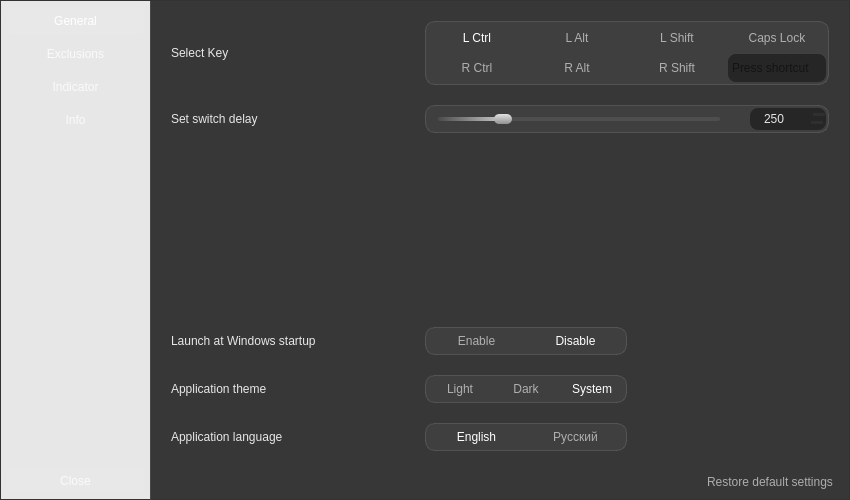
First picture: the form in src/ui/forms/EasyLangSwitcher_settings.ui, repository egoisticdesire/EasyLangSwitcher, before the edit.
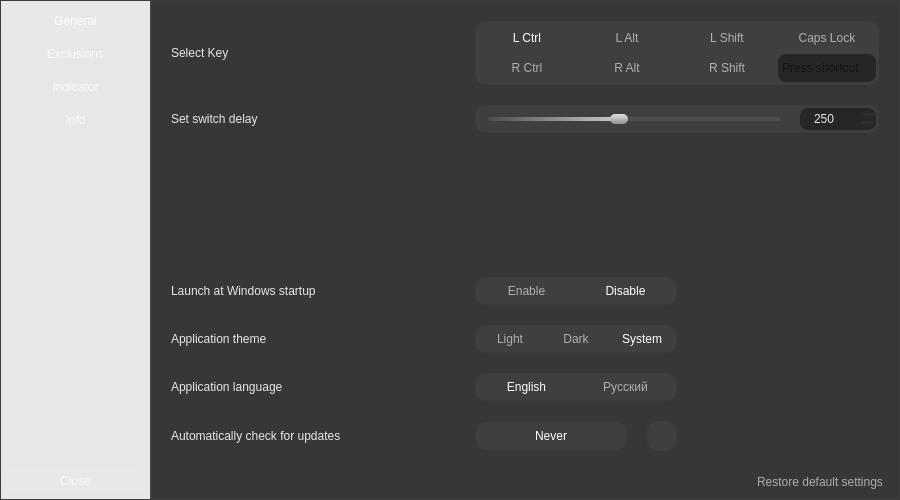
Second picture: the form after the edit. Icons and pictures are not drawn.

```diff
--- a/src/ui/forms/EasyLangSwitcher_settings.ui
+++ b/src/ui/forms/EasyLangSwitcher_settings.ui
@@ -6,19 +6,19 @@
    <rect>
     <x>0</x>
     <y>0</y>
-    <width>850</width>
+    <width>900</width>
     <height>500</height>
    </rect>
   </property>
   <property name="minimumSize">
    <size>
-    <width>850</width>
+    <width>900</width>
     <height>500</height>
    </size>
   </property>
   <property name="maximumSize">
    <size>
-    <width>850</width>
+    <width>900</width>
     <height>500</height>
    </size>
   </property>
@@ -74,7 +74,7 @@
         </property>
         <property name="styleSheet">
          <string notr="true">QFrame#sider_container {
-border: 1px solid rgb(50, 50, 50);
+border: 1px solid rgb(60, 60, 60);
 border-right: 1px solid transparent;
 background: transparent;
 }
@@ -325,7 +325,7 @@
        <widget class="QStackedWidget" name="content_container">
         <property name="styleSheet">
          <string notr="true">QStackedWidget#content_container {
-border: 1px solid rgb(50, 50, 50);
+border: 1px solid rgb(60, 60, 60);
 border-left: 1px solid rgba(255, 255, 255, 20);
 background: rgba(32, 32, 32, 225);
 }
@@ -344,7 +344,7 @@
 QFrame#app_lang_frame {
 padding: 1px;
 border-radius: 10px;
-border: 1px solid rgba(255, 255, 255, 30);
+border: 1px solid rgb(60, 60, 60);
 background: rgba(255, 255, 255, 10);
 }
 QWidget#background_widget QPushButton#key_select_label_img,
@@ -428,8 +428,30 @@
 QFrame#app_theme_frame QPushButton:focus,
 QFrame#app_startup_frame QPushButton:focus,
 QFrame#app_lang_frame QPushButton:focus,
-QPushButton#btn_restore_default:focus {
+QPushButton#btn_restore_default:focus,
+QFrame#app_check_upd_frame QPushButton:focus,
+QFrame#app_check_upd_frame QToolButton:focus {
 outline: none;
+}
+QFrame#app_check_upd_frame QPushButton,
+QFrame#app_check_upd_frame QToolButton {
+padding: 6px;
+border-radius: 10px;
+border: 1px solid rgb(60, 60, 60);
+color: rgba(255, 255, 255, 255);
+background: rgba(255, 255, 255, 10);
+}
+QFrame#app_check_upd_frame QToolButton {
+/*padding: 4px 3px 3px 4px;*/
+padding: 0;
+}
+QFrame#app_check_upd_frame QPushButton:hover,
+QFrame#app_check_upd_frame QToolButton:hover {
+background: rgba(255, 255, 255, 15);
+}
+QFrame#app_check_upd_frame QPushButton:pressed,
+QFrame#app_check_upd_frame QToolButton:pressed{
+background: rgba(255, 255, 255, 7);
 }</string>
          </property>
          <layout class="QVBoxLayout" name="vlayout_main_container_page_1">
@@ -449,7 +471,7 @@
            <number>0</number>
           </property>
           <item>
-           <layout class="QGridLayout" name="grid_main_container_page_1" columnstretch="2,1,1">
+           <layout class="QGridLayout" name="grid_main_container_page_1" rowstretch="1,0,0,0,0,0,0,0" columnstretch="2,1,1">
             <property name="leftMargin">
              <number>20</number>
             </property>
@@ -465,19 +487,22 @@
             <property name="spacing">
              <number>20</number>
             </property>
-            <item row="3" column="0">
-             <widget class="QLabel" name="app_startup_label">
+            <item row="1" column="0">
+             <widget class="QLabel" name="key_delay_label">
               <property name="text">
-               <string>Launch at Windows startup</string>
+               <string>Set switch delay</string>
               </property>
              </widget>
             </item>
-            <item row="3" column="1">
-             <widget class="QFrame" name="app_startup_frame">
-              <layout class="QHBoxLayout" name="hlayout_app_lang_value_frame_3">
-               <property name="spacing">
-                <number>0</number>
-               </property>
+            <item row="0" column="1" colspan="2">
+             <widget class="QFrame" name="key_select_frame">
+              <property name="sizePolicy">
+               <sizepolicy hsizetype="Preferred" vsizetype="Maximum">
+                <horstretch>0</horstretch>
+                <verstretch>0</verstretch>
+               </sizepolicy>
+              </property>
+              <layout class="QGridLayout" name="grid_select_key_value">
                <property name="leftMargin">
                 <number>0</number>
                </property>
@@ -490,10 +515,99 @@
                <property name="bottomMargin">
                 <number>0</number>
                </property>
-               <item>
-                <widget class="QPushButton" name="btn_enable_startup">
+               <property name="spacing">
+                <number>0</number>
+               </property>
+               <item row="1" column="2">
+                <widget class="QPushButton" name="btn_rshift_select">
+                 <property name="sizePolicy">
+                  <sizepolicy hsizetype="Preferred" vsizetype="Preferred">
+                   <horstretch>0</horstretch>
+                   <verstretch>0</verstretch>
+                  </sizepolicy>
+                 </property>
+                 <property name="minimumSize">
+                  <size>
+                   <width>100</width>
+                   <height>30</height>
+                  </size>
+                 </property>
+                 <property name="maximumSize">
+                  <size>
+                   <width>100</width>
+                   <height>30</height>
+                  </size>
+                 </property>
                  <property name="text">
-                  <string>Enable</string>
+                  <string>R Shift</string>
+                 </property>
+                 <property name="checkable">
+                  <bool>true</bool>
+                 </property>
+                 <property name="autoExclusive">
+                  <bool>true</bool>
+                 </property>
+                 <property name="flat">
+                  <bool>true</bool>
+                 </property>
+                </widget>
+               </item>
+               <item row="0" column="1">
+                <widget class="QPushButton" name="btn_lalt_select">
+                 <property name="sizePolicy">
+                  <sizepolicy hsizetype="Preferred" vsizetype="Preferred">
+                   <horstretch>0</horstretch>
+                   <verstretch>0</verstretch>
+                  </sizepolicy>
+                 </property>
+                 <property name="minimumSize">
+                  <size>
+                   <width>100</width>
+                   <height>30</height>
+                  </size>
+                 </property>
+                 <property name="maximumSize">
+                  <size>
+                   <width>100</width>
+                   <height>30</height>
+                  </size>
+                 </property>
+                 <property name="text">
+                  <string>L Alt</string>
+                 </property>
+                 <property name="checkable">
+                  <bool>true</bool>
+                 </property>
+                 <property name="autoExclusive">
+                  <bool>true</bool>
+                 </property>
+                 <property name="flat">
+                  <bool>true</bool>
+                 </property>
+                </widget>
+               </item>
+               <item row="1" column="0">
+                <widget class="QPushButton" name="btn_rctrl_select">
+                 <property name="sizePolicy">
+                  <sizepolicy hsizetype="Preferred" vsizetype="Preferred">
+                   <horstretch>0</horstretch>
+                   <verstretch>0</verstretch>
+                  </sizepolicy>
+                 </property>
+                 <property name="minimumSize">
+                  <size>
+                   <width>100</width>
+                   <height>30</height>
+                  </size>
+                 </property>
+                 <property name="maximumSize">
+                  <size>
+                   <width>100</width>
+                   <height>30</height>
+                  </size>
+                 </property>
+                 <property name="text">
+                  <string>R Ctrl</string>
                  </property>
                  <property name="checkable">
                   <bool>true</bool>
@@ -509,10 +623,130 @@
                  </property>
                 </widget>
                </item>
-               <item>
-                <widget class="QPushButton" name="btn_disable_startup">
+               <item row="1" column="1">
+                <widget class="QPushButton" name="btn_ralt_select">
+                 <property name="sizePolicy">
+                  <sizepolicy hsizetype="Preferred" vsizetype="Preferred">
+                   <horstretch>0</horstretch>
+                   <verstretch>0</verstretch>
+                  </sizepolicy>
+                 </property>
+                 <property name="minimumSize">
+                  <size>
+                   <width>100</width>
+                   <height>30</height>
+                  </size>
+                 </property>
+                 <property name="maximumSize">
+                  <size>
+                   <width>100</width>
+                   <height>30</height>
+                  </size>
+                 </property>
                  <property name="text">
-                  <string>Disable</string>
+                  <string>R Alt</string>
+                 </property>
+                 <property name="checkable">
+                  <bool>true</bool>
+                 </property>
+                 <property name="autoExclusive">
+                  <bool>true</bool>
+                 </property>
+                 <property name="flat">
+                  <bool>true</bool>
+                 </property>
+                </widget>
+               </item>
+               <item row="0" column="2">
+                <widget class="QPushButton" name="btn_lshift_select">
+                 <property name="sizePolicy">
+                  <sizepolicy hsizetype="Preferred" vsizetype="Preferred">
+                   <horstretch>0</horstretch>
+                   <verstretch>0</verstretch>
+                  </sizepolicy>
+                 </property>
+                 <property name="minimumSize">
+                  <size>
+                   <width>100</width>
+                   <height>30</height>
+                  </size>
+                 </property>
+                 <property name="maximumSize">
+                  <size>
+                   <width>100</width>
+                   <height>30</height>
+                  </size>
+                 </property>
+                 <property name="text">
+                  <string>L Shift</string>
+                 </property>
+                 <property name="checkable">
+                  <bool>true</bool>
+                 </property>
+                 <property name="autoExclusive">
+                  <bool>true</bool>
+                 </property>
+                 <property name="flat">
+                  <bool>true</bool>
+                 </property>
+                </widget>
+               </item>
+               <item row="0" column="3">
+                <widget class="QPushButton" name="btn_caps_select">
+                 <property name="sizePolicy">
+                  <sizepolicy hsizetype="Preferred" vsizetype="Preferred">
+                   <horstretch>0</horstretch>
+                   <verstretch>0</verstretch>
+                  </sizepolicy>
+                 </property>
+                 <property name="minimumSize">
+                  <size>
+                   <width>100</width>
+                   <height>30</height>
+                  </size>
+                 </property>
+                 <property name="maximumSize">
+                  <size>
+                   <width>100</width>
+                   <height>30</height>
+                  </size>
+                 </property>
+                 <property name="text">
+                  <string>Caps Lock</string>
+                 </property>
+                 <property name="checkable">
+                  <bool>true</bool>
+                 </property>
+                 <property name="autoExclusive">
+                  <bool>true</bool>
+                 </property>
+                 <property name="flat">
+                  <bool>true</bool>
+                 </property>
+                </widget>
+               </item>
+               <item row="0" column="0">
+                <widget class="QPushButton" name="btn_lctrl_select">
+                 <property name="sizePolicy">
+                  <sizepolicy hsizetype="Preferred" vsizetype="Preferred">
+                   <horstretch>0</horstretch>
+                   <verstretch>0</verstretch>
+                  </sizepolicy>
+                 </property>
+                 <property name="minimumSize">
+                  <size>
+                   <width>100</width>
+                   <height>30</height>
+                  </size>
+                 </property>
+                 <property name="maximumSize">
+                  <size>
+                   <width>100</width>
+                   <height>30</height>
+                  </size>
+                 </property>
+                 <property name="text">
+                  <string>L Ctrl</string>
                  </property>
                  <property name="checkable">
                   <bool>true</bool>
@@ -528,9 +762,69 @@
                  </property>
                 </widget>
                </item>
+               <item row="1" column="3">
+                <widget class="QKeySequenceEdit" name="btn_sequence">
+                 <property name="sizePolicy">
+                  <sizepolicy hsizetype="Maximum" vsizetype="Minimum">
+                   <horstretch>0</horstretch>
+                   <verstretch>0</verstretch>
+                  </sizepolicy>
+                 </property>
+                 <property name="minimumSize">
+                  <size>
+                   <width>100</width>
+                   <height>30</height>
+                  </size>
+                 </property>
+                 <property name="maximumSize">
+                  <size>
+                   <width>100</width>
+                   <height>30</height>
+                  </size>
+                 </property>
+                 <property name="focusPolicy">
+                  <enum>Qt::FocusPolicy::ClickFocus</enum>
+                 </property>
+                 <property name="locale">
+                  <locale language="Russian" country="Russia"/>
+                 </property>
+                 <property name="maximumSequenceLength">
+                  <longLong>1</longLong>
+                 </property>
+                </widget>
+               </item>
               </layout>
              </widget>
             </item>
+            <item row="4" column="0">
+             <widget class="QLabel" name="app_theme_label">
+              <property name="text">
+               <string>Application theme</string>
+              </property>
+             </widget>
+            </item>
+            <item row="7" column="1" colspan="2" alignment="Qt::AlignmentFlag::AlignRight|Qt::AlignmentFlag::AlignBottom">
+             <widget class="QPushButton" name="btn_restore_default">
+              <property name="sizePolicy">
+               <sizepolicy hsizetype="Preferred" vsizetype="Preferred">
+                <horstretch>0</horstretch>
+                <verstretch>0</verstretch>
+               </sizepolicy>
+              </property>
+              <property name="minimumSize">
+               <size>
+                <width>125</width>
+                <height>0</height>
+               </size>
+              </property>
+              <property name="focusPolicy">
+               <enum>Qt::FocusPolicy::NoFocus</enum>
+              </property>
+              <property name="text">
+               <string>Restore default settings</string>
+              </property>
+             </widget>
+            </item>
             <item row="0" column="0" alignment="Qt::AlignmentFlag::AlignVCenter">
              <widget class="QFrame" name="key_select_label">
               <property name="sizePolicy">
@@ -594,112 +888,10 @@
               </layout>
              </widget>
             </item>
-            <item row="4" column="0">
-             <widget class="QLabel" name="app_theme_label">
+            <item row="3" column="0">
+             <widget class="QLabel" name="app_startup_label">
               <property name="text">
-               <string>Application theme</string>
-              </property>
-             </widget>
-            </item>
-            <item row="4" column="1">
-             <widget class="QFrame" name="app_theme_frame">
-              <layout class="QHBoxLayout" name="hlayout_app_lang_value_frame_2">
-               <property name="spacing">
-                <number>0</number>
-               </property>
-               <property name="leftMargin">
-                <number>0</number>
-               </property>
-               <property name="topMargin">
-                <number>0</number>
-               </property>
-               <property name="rightMargin">
-                <number>0</number>
-               </property>
-               <property name="bottomMargin">
-                <number>0</number>
-               </property>
-               <item>
-                <widget class="QPushButton" name="btn_light_theme">
-                 <property name="text">
-                  <string>Light</string>
-                 </property>
-                 <property name="checkable">
-                  <bool>true</bool>
-                 </property>
-                 <property name="checked">
-                  <bool>false</bool>
-                 </property>
-                 <property name="autoExclusive">
-                  <bool>true</bool>
-                 </property>
-                 <property name="flat">
-                  <bool>true</bool>
-                 </property>
-                </widget>
-               </item>
-               <item>
-                <widget class="QPushButton" name="btn_dark_theme">
-                 <property name="text">
-                  <string>Dark</string>
-                 </property>
-                 <property name="checkable">
-                  <bool>true</bool>
-                 </property>
-                 <property name="autoExclusive">
-                  <bool>true</bool>
-                 </property>
-                 <property name="flat">
-                  <bool>true</bool>
-                 </property>
-                </widget>
-               </item>
-               <item>
-                <widget class="QPushButton" name="btn_system_theme">
-                 <property name="text">
-                  <string>System</string>
-                 </property>
-                 <property name="checkable">
-                  <bool>true</bool>
-                 </property>
-                 <property name="checked">
-                  <bool>true</bool>
-                 </property>
-                 <property name="autoExclusive">
-                  <bool>true</bool>
-                 </property>
-                 <property name="flat">
-                  <bool>true</bool>
-                 </property>
-                </widget>
-               </item>
-              </layout>
-             </widget>
-            </item>
-            <item row="5" column="0">
-             <widget class="QLabel" name="app_lang_label">
-              <property name="text">
-               <string>Application language</string>
-              </property>
-             </widget>
-            </item>
-            <item row="2" column="0">
-             <spacer name="vspacer_main_container_page_1">
-              <property name="orientation">
-               <enum>Qt::Orientation::Vertical</enum>
-              </property>
-              <property name="sizeHint" stdset="0">
-               <size>
-                <width>20</width>
-                <height>40</height>
-               </size>
-              </property>
-             </spacer>
-            </item>
-            <item row="1" column="0">
-             <widget class="QLabel" name="key_delay_label">
-              <property name="text">
-               <string>Set switch delay</string>
+               <string>Launch at Windows startup</string>
               </property>
              </widget>
             </item>
@@ -715,12 +907,13 @@
                <string notr="true">QFrame#key_delay_frame {
 margin-right: 20px;
 border-radius: 10px;
-border: 1px solid rgba(255, 255, 255, 30);
+/*border: 1px solid rgba(255, 255, 255, 30);*/
+border: 1px solid rgb(60, 60, 60);
 background: rgba(255, 255, 255, 10);
 }
 QFrame#key_delay_frame QSlider {
 border-radius: 8px;
-padding: 3px 10px;
+padding: 3px 0 3px 10px;
 }
 QFrame#key_delay_frame QSlider#key_delay_slider::groove:horizontal {
 height: 4px;
@@ -754,14 +947,6 @@
 QFrame#key_delay_frame QSlider#key_delay_slider:focus {
 outline: none;
 }
-/*
-QFrame#key_delay_frame QLabel#key_delay_msg {
-padding: 2px 3px 3px 3px;
-border-radius: 6px;
-color: rgba(255, 255, 255, 150);
-background: rgba(255, 255, 255, 10);
-}
-*/
 QFrame#key_delay_frame QSpinBox{
 width: 0;
 border-radius: 8px;
@@ -844,7 +1029,7 @@
                   <number>50</number>
                  </property>
                  <property name="maximum">
-                  <number>1000</number>
+                  <number>500</number>
                  </property>
                  <property name="singleStep">
                   <number>10</number>
@@ -875,7 +1060,7 @@
                   <number>50</number>
                  </property>
                  <property name="maximum">
-                  <number>1000</number>
+                  <number>500</number>
                  </property>
                  <property name="value">
                   <number>250</number>
@@ -885,6 +1070,160 @@
               </layout>
              </widget>
             </item>
+            <item row="3" column="1">
+             <widget class="QFrame" name="app_startup_frame">
+              <layout class="QHBoxLayout" name="hlayout_app_lang_value_frame_3">
+               <property name="spacing">
+                <number>0</number>
+               </property>
+               <property name="leftMargin">
+                <number>0</number>
+               </property>
+               <property name="topMargin">
+                <number>0</number>
+               </property>
+               <property name="rightMargin">
+                <number>0</number>
+               </property>
+               <property name="bottomMargin">
+                <number>0</number>
+               </property>
+               <item>
+                <widget class="QPushButton" name="btn_enable_startup">
+                 <property name="text">
+                  <string>Enable</string>
+                 </property>
+                 <property name="checkable">
+                  <bool>true</bool>
+                 </property>
+                 <property name="checked">
+                  <bool>false</bool>
+                 </property>
+                 <property name="autoExclusive">
+                  <bool>true</bool>
+                 </property>
+                 <property name="flat">
+                  <bool>true</bool>
+                 </property>
+                </widget>
+               </item>
+               <item>
+                <widget class="QPushButton" name="btn_disable_startup">
+                 <property name="text">
+                  <string>Disable</string>
+                 </property>
+                 <property name="checkable">
+                  <bool>true</bool>
+                 </property>
+                 <property name="checked">
+                  <bool>true</bool>
+                 </property>
+                 <property name="autoExclusive">
+                  <bool>true</bool>
+                 </property>
+                 <property name="flat">
+                  <bool>true</bool>
+                 </property>
+                </widget>
+               </item>
+              </layout>
+             </widget>
+            </item>
+            <item row="7" column="0">
+             <spacer name="hspacer_main_container_page_1">
+              <property name="orientation">
+               <enum>Qt::Orientation::Horizontal</enum>
+              </property>
+              <property name="sizeHint" stdset="0">
+               <size>
+                <width>40</width>
+                <height>20</height>
+               </size>
+              </property>
+             </spacer>
+            </item>
+            <item row="4" column="1">
+             <widget class="QFrame" name="app_theme_frame">
+              <layout class="QHBoxLayout" name="hlayout_app_lang_value_frame_2">
+               <property name="spacing">
+                <number>0</number>
+               </property>
+               <property name="leftMargin">
+                <number>0</number>
+               </property>
+               <property name="topMargin">
+                <number>0</number>
+               </property>
+               <property name="rightMargin">
+                <number>0</number>
+               </property>
+               <property name="bottomMargin">
+                <number>0</number>
+               </property>
+               <item>
+                <widget class="QPushButton" name="btn_light_theme">
+                 <property name="text">
+                  <string>Light</string>
+                 </property>
+                 <property name="checkable">
+                  <bool>true</bool>
+                 </property>
+                 <property name="checked">
+                  <bool>false</bool>
+                 </property>
+                 <property name="autoExclusive">
+                  <bool>true</bool>
+                 </property>
+                 <property name="flat">
+                  <bool>true</bool>
+                 </property>
+                </widget>
+               </item>
+               <item>
+                <widget class="QPushButton" name="btn_dark_theme">
+                 <property name="text">
+                  <string>Dark</string>
+                 </property>
+                 <property name="checkable">
+                  <bool>true</bool>
+                 </property>
+                 <property name="autoExclusive">
+                  <bool>true</bool>
+                 </property>
+                 <property name="flat">
+                  <bool>true</bool>
+                 </property>
+                </widget>
+               </item>
+               <item>
+                <widget class="QPushButton" name="btn_system_theme">
+                 <property name="text">
+                  <string>System</string>
+                 </property>
+                 <property name="checkable">
+                  <bool>true</bool>
+                 </property>
+                 <property name="checked">
+                  <bool>true</bool>
+                 </property>
+                 <property name="autoExclusive">
+                  <bool>true</bool>
+                 </property>
+                 <property name="flat">
+                  <bool>true</bool>
+                 </property>
+                </widget>
+               </item>
+              </layout>
+             </widget>
+            </item>
+            <item row="6" column="0">
+             <widget class="QLabel" name="app_upd_check_label">
+              <property name="text">
+               <string>Automatically check for updates</string>
+              </property>
+             </widget>
+            </item>
             <item row="5" column="1">
              <widget class="QFrame" name="app_lang_frame">
               <layout class="QHBoxLayout" name="hlayout_app_lang_value_frame">
@@ -941,28 +1280,32 @@
               </layout>
              </widget>
             </item>
-            <item row="6" column="0">
-             <spacer name="hspacer_main_container_page_1">
+            <item row="5" column="0">
+             <widget class="QLabel" name="app_lang_label">
+              <property name="text">
+               <string>Application language</string>
+              </property>
+             </widget>
+            </item>
+            <item row="2" column="0">
+             <spacer name="vspacer_main_container_page_1">
               <property name="orientation">
-               <enum>Qt::Orientation::Horizontal</enum>
+               <enum>Qt::Orientation::Vertical</enum>
               </property>
               <property name="sizeHint" stdset="0">
                <size>
-                <width>40</width>
-                <height>20</height>
+                <width>20</width>
+                <height>40</height>
                </size>
               </property>
              </spacer>
             </item>
-            <item row="0" column="1" colspan="2">
-             <widget class="QFrame" name="key_select_frame">
-              <property name="sizePolicy">
-               <sizepolicy hsizetype="Preferred" vsizetype="Maximum">
-                <horstretch>0</horstretch>
-                <verstretch>0</verstretch>
-               </sizepolicy>
-              </property>
-              <layout class="QGridLayout" name="grid_select_key_value">
+            <item row="6" column="1">
+             <widget class="QFrame" name="app_check_upd_frame">
+              <layout class="QHBoxLayout" name="hlayout_app_check_upd_frame" stretch="1,0">
+               <property name="spacing">
+                <number>20</number>
+               </property>
                <property name="leftMargin">
                 <number>0</number>
                </property>
@@ -975,45 +1318,21 @@
                <property name="bottomMargin">
                 <number>0</number>
                </property>
-               <property name="spacing">
-                <number>0</number>
-               </property>
-               <item row="1" column="2">
-                <widget class="QPushButton" name="btn_rshift_select">
+               <item>
+                <widget class="QPushButton" name="btn_upd_frequency">
                  <property name="sizePolicy">
-                  <sizepolicy hsizetype="Preferred" vsizetype="Preferred">
+                  <sizepolicy hsizetype="Preferred" vsizetype="Fixed">
                    <horstretch>0</horstretch>
                    <verstretch>0</verstretch>
                   </sizepolicy>
                  </property>
-                 <property name="minimumSize">
-                  <size>
-                   <width>100</width>
-                   <height>30</height>
-                  </size>
-                 </property>
-                 <property name="maximumSize">
-                  <size>
-                   <width>100</width>
-                   <height>30</height>
-                  </size>
-                 </property>
                  <property name="text">
-                  <string>R Shift</string>
+                  <string>Never</string>
                  </property>
-                 <property name="checkable">
-                  <bool>true</bool>
-                 </property>
-                 <property name="autoExclusive">
-                  <bool>true</bool>
-                 </property>
-                 <property name="flat">
-                  <bool>true</bool>
-                 </property>
                 </widget>
                </item>
-               <item row="0" column="1">
-                <widget class="QPushButton" name="btn_lalt_select">
+               <item>
+                <widget class="QToolButton" name="btn_upd_manually">
                  <property name="sizePolicy">
                   <sizepolicy hsizetype="Preferred" vsizetype="Preferred">
                    <horstretch>0</horstretch>
@@ -1022,262 +1341,31 @@
                  </property>
                  <property name="minimumSize">
                   <size>
-                   <width>100</width>
+                   <width>30</width>
                    <height>30</height>
                   </size>
                  </property>
                  <property name="maximumSize">
                   <size>
-                   <width>100</width>
+                   <width>30</width>
                    <height>30</height>
                   </size>
                  </property>
-                 <property name="text">
-                  <string>L Alt</string>
+                 <property name="icon">
+                  <iconset resource="../../../resources/resources.qrc">
+                   <normaloff>:/icons/icons/SyncFilled.svg</normaloff>:/icons/icons/SyncFilled.svg</iconset>
                  </property>
-                 <property name="checkable">
-                  <bool>true</bool>
-                 </property>
-                 <property name="autoExclusive">
-                  <bool>true</bool>
-                 </property>
-                 <property name="flat">
-                  <bool>true</bool>
-                 </property>
-                </widget>
-               </item>
-               <item row="1" column="0">
-                <widget class="QPushButton" name="btn_rctrl_select">
-                 <property name="sizePolicy">
-                  <sizepolicy hsizetype="Preferred" vsizetype="Preferred">
-                   <horstretch>0</horstretch>
-                   <verstretch>0</verstretch>
-                  </sizepolicy>
-                 </property>
-                 <property name="minimumSize">
+                 <property name="iconSize">
                   <size>
-                   <width>100</width>
-                   <height>30</height>
+                   <width>18</width>
+                   <height>18</height>
                   </size>
-                 </property>
-                 <property name="maximumSize">
-                  <size>
-                   <width>100</width>
-                   <height>30</height>
-                  </size>
-                 </property>
-                 <property name="text">
-                  <string>R Ctrl</string>
-                 </property>
-                 <property name="checkable">
-                  <bool>true</bool>
-                 </property>
-                 <property name="checked">
-                  <bool>false</bool>
-                 </property>
-                 <property name="autoExclusive">
-                  <bool>true</bool>
-                 </property>
-                 <property name="flat">
-                  <bool>true</bool>
-                 </property>
-                </widget>
-               </item>
-               <item row="1" column="1">
-                <widget class="QPushButton" name="btn_ralt_select">
-                 <property name="sizePolicy">
-                  <sizepolicy hsizetype="Preferred" vsizetype="Preferred">
-                   <horstretch>0</horstretch>
-                   <verstretch>0</verstretch>
-                  </sizepolicy>
-                 </property>
-                 <property name="minimumSize">
-                  <size>
-                   <width>100</width>
-                   <height>30</height>
-                  </size>
-                 </property>
-                 <property name="maximumSize">
-                  <size>
-                   <width>100</width>
-                   <height>30</height>
-                  </size>
-                 </property>
-                 <property name="text">
-                  <string>R Alt</string>
-                 </property>
-                 <property name="checkable">
-                  <bool>true</bool>
-                 </property>
-                 <property name="autoExclusive">
-                  <bool>true</bool>
-                 </property>
-                 <property name="flat">
-                  <bool>true</bool>
-                 </property>
-                </widget>
-               </item>
-               <item row="0" column="2">
-                <widget class="QPushButton" name="btn_lshift_select">
-                 <property name="sizePolicy">
-                  <sizepolicy hsizetype="Preferred" vsizetype="Preferred">
-                   <horstretch>0</horstretch>
-                   <verstretch>0</verstretch>
-                  </sizepolicy>
-                 </property>
-                 <property name="minimumSize">
-                  <size>
-                   <width>100</width>
-                   <height>30</height>
-                  </size>
-                 </property>
-                 <property name="maximumSize">
-                  <size>
-                   <width>100</width>
-                   <height>30</height>
-                  </size>
-                 </property>
-                 <property name="text">
-                  <string>L Shift</string>
-                 </property>
-                 <property name="checkable">
-                  <bool>true</bool>
-                 </property>
-                 <property name="autoExclusive">
-                  <bool>true</bool>
-                 </property>
-                 <property name="flat">
-                  <bool>true</bool>
-                 </property>
-                </widget>
-               </item>
-               <item row="0" column="3">
-                <widget class="QPushButton" name="btn_caps_select">
-                 <property name="sizePolicy">
-                  <sizepolicy hsizetype="Preferred" vsizetype="Preferred">
-                   <horstretch>0</horstretch>
-                   <verstretch>0</verstretch>
-                  </sizepolicy>
-                 </property>
-                 <property name="minimumSize">
-                  <size>
-                   <width>100</width>
-                   <height>30</height>
-                  </size>
-                 </property>
-                 <property name="maximumSize">
-                  <size>
-                   <width>100</width>
-                   <height>30</height>
-                  </size>
-                 </property>
-                 <property name="text">
-                  <string>Caps Lock</string>
-                 </property>
-                 <property name="checkable">
-                  <bool>true</bool>
-                 </property>
-                 <property name="autoExclusive">
-                  <bool>true</bool>
-                 </property>
-                 <property name="flat">
-                  <bool>true</bool>
-                 </property>
-                </widget>
-               </item>
-               <item row="0" column="0">
-                <widget class="QPushButton" name="btn_lctrl_select">
-                 <property name="sizePolicy">
-                  <sizepolicy hsizetype="Preferred" vsizetype="Preferred">
-                   <horstretch>0</horstretch>
-                   <verstretch>0</verstretch>
-                  </sizepolicy>
-                 </property>
-                 <property name="minimumSize">
-                  <size>
-                   <width>100</width>
-                   <height>30</height>
-                  </size>
-                 </property>
-                 <property name="maximumSize">
-                  <size>
-                   <width>100</width>
-                   <height>30</height>
-                  </size>
-                 </property>
-                 <property name="text">
-                  <string>L Ctrl</string>
-                 </property>
-                 <property name="checkable">
-                  <bool>true</bool>
-                 </property>
-                 <property name="checked">
-                  <bool>true</bool>
-                 </property>
-                 <property name="autoExclusive">
-                  <bool>true</bool>
-                 </property>
-                 <property name="flat">
-                  <bool>true</bool>
-                 </property>
-                </widget>
-               </item>
-               <item row="1" column="3">
-                <widget class="QKeySequenceEdit" name="btn_sequence">
-                 <property name="sizePolicy">
-                  <sizepolicy hsizetype="Maximum" vsizetype="Minimum">
-                   <horstretch>0</horstretch>
-                   <verstretch>0</verstretch>
-                  </sizepolicy>
-                 </property>
-                 <property name="minimumSize">
-                  <size>
-                   <width>100</width>
-                   <height>30</height>
-                  </size>
-                 </property>
-                 <property name="maximumSize">
-                  <size>
-                   <width>100</width>
-                   <height>30</height>
-                  </size>
-                 </property>
-                 <property name="focusPolicy">
-                  <enum>Qt::FocusPolicy::ClickFocus</enum>
-                 </property>
-                 <property name="locale">
-                  <locale language="Russian" country="Russia"/>
-                 </property>
-                 <property name="maximumSequenceLength">
-                  <longLong>1</longLong>
                  </property>
                 </widget>
                </item>
               </layout>
              </widget>
             </item>
-            <item row="6" column="1" colspan="2" alignment="Qt::AlignmentFlag::AlignRight|Qt::AlignmentFlag::AlignBottom">
-             <widget class="QPushButton" name="btn_restore_default">
-              <property name="sizePolicy">
-               <sizepolicy hsizetype="Preferred" vsizetype="Preferred">
-                <horstretch>0</horstretch>
-                <verstretch>0</verstretch>
-               </sizepolicy>
-              </property>
-              <property name="minimumSize">
-               <size>
-                <width>125</width>
-                <height>0</height>
-               </size>
-              </property>
-              <property name="focusPolicy">
-               <enum>Qt::FocusPolicy::NoFocus</enum>
-              </property>
-              <property name="text">
-               <string>Restore default settings</string>
-              </property>
-             </widget>
-            </item>
            </layout>
           </item>
          </layout>
@@ -1295,7 +1383,8 @@
 margin-bottom: 20px;
 padding: 1px;
 border-radius: 10px;
-border: 1px solid rgba(255, 255, 255, 30);
+/*border: 1px solid rgba(255, 255, 255, 30);*/
+border: 1px solid rgb(60, 60, 60);
 background: rgba(255, 255, 255, 10);
 }
 QFrame#exclusions_rules_frame QPushButton {
@@ -1673,7 +1762,8 @@
 QFrame#indicator_color_frame {
 padding: 1px;
 border-radius: 10px;
-border: 1px solid rgba(255, 255, 255, 30);
+/*border: 1px solid rgba(255, 255, 255, 30);*/
+border: 1px solid rgb(60, 60, 60);
 background: rgba(255, 255, 255, 10);
 }
 QFrame#indicator_manage_frame QPushButton,
```
